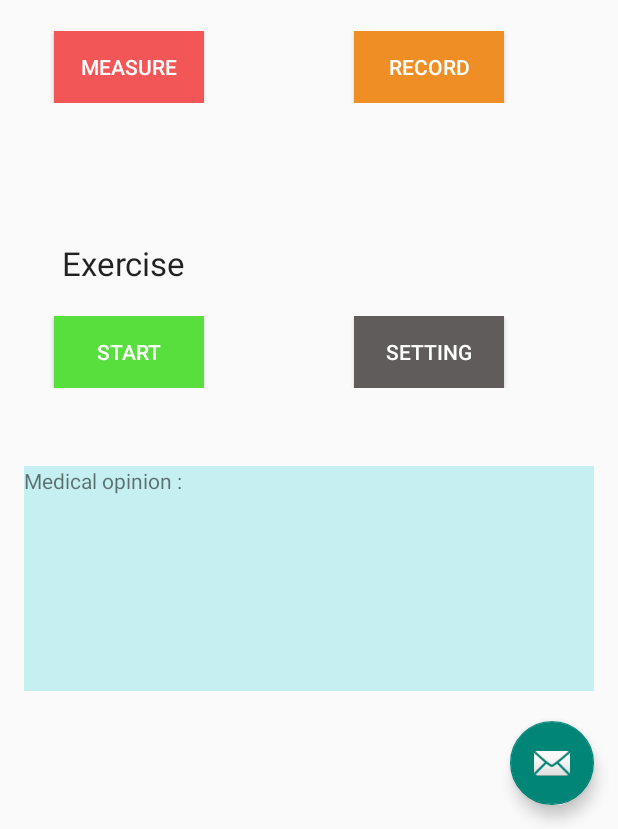
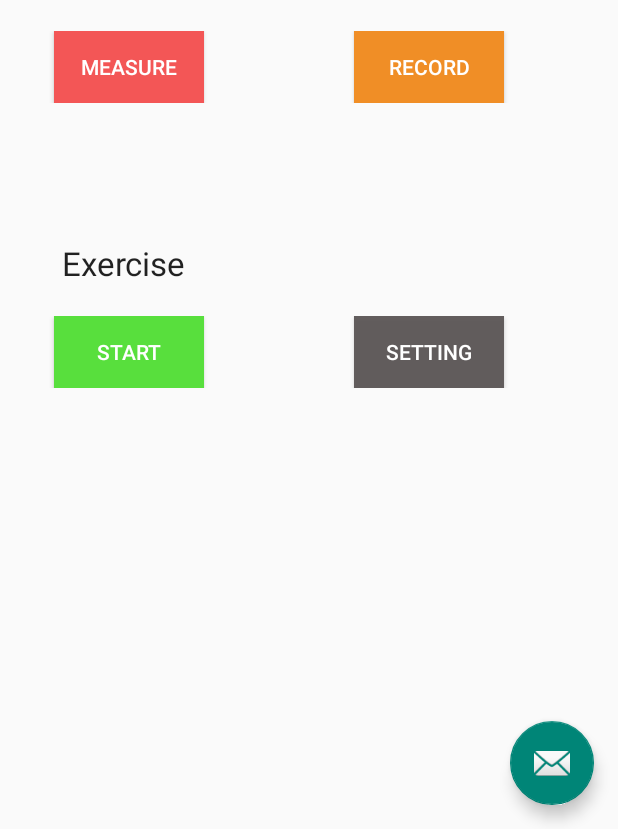
Before and after one commit to Nxenjoy/HeartRateProject, an Android app: the screen it shows after launch (Menu), on a phone screen of 412 x 824 dp, the part 407-1236 px from its top. Run offline under Robolectric (Android 15) with nearby library versions, the phone set to English and light mode, and no system bars; 9 statements that could not run were skipped.

Commit message:
final Project 1
final Project 1

```diff
--- a/HealthCareProject/app/build.gradle
+++ b/HealthCareProject/app/build.gradle
@@ -6,7 +6,7 @@ android {
 
     defaultConfig {
         applicationId "nl.s5630213023.healthcareproject"
-        minSdkVersion 22
+        minSdkVersion 20
         targetSdkVersion 23
         versionCode 1
         versionName "1.0"
@@ -31,7 +31,6 @@ dependencies {
     compile 'com.android.support:support-v4:23.1.1'
     compile 'com.google.android.gms:play-services:8.4.0'
     compile 'com.github.lecho:hellocharts-library:1.5.8@aar'
-
     //chart
     compile files('libs/mpandroidchartlibrary-2-2-4.jar')
     compile files('libs/Pubnub-Android-3.7.3.jar')
--- a/HealthCareProject/app/src/main/java/nl/s5630213023/healthcareproject/HeartRate/EditSetting.java
+++ b/HealthCareProject/app/src/main/java/nl/s5630213023/healthcareproject/HeartRate/EditSetting.java
@@ -45,7 +45,7 @@ public class EditSetting extends AppCompatActivity implements View.OnClickListen
         fab.setOnClickListener(new View.OnClickListener() {
             @Override
             public void onClick(View view) {
-                Snackbar.make(view, "Replace with your own action", Snackbar.LENGTH_LONG)
+                Snackbar.make(view, "Medical opinion : " +"\n"+"\n", Snackbar.LENGTH_LONG)
                         .setAction("Action", null).show();
             }
         });
--- a/HealthCareProject/app/src/main/java/nl/s5630213023/healthcareproject/HeartRate/HeartRate/HeartRate1.java
+++ b/HealthCareProject/app/src/main/java/nl/s5630213023/healthcareproject/HeartRate/HeartRate/HeartRate1.java
@@ -67,7 +67,7 @@ public class HeartRate1 extends Fragment implements View.OnClickListener, OnMapR
         btnMeasure.setOnClickListener(this);
 
         newHeartRate = (TextView) v.findViewById(R.id.newHeartRate);
-        status = (TextView)v.findViewById(R.id.status);
+        status = (TextView) v.findViewById(R.id.status);
         Calendar c = Calendar.getInstance();
         SimpleDateFormat df = new SimpleDateFormat("yyyy-MM-dd HH:mm:ss");
         String formattedDate = df.format(c.getTime());
@@ -112,7 +112,7 @@ public class HeartRate1 extends Fragment implements View.OnClickListener, OnMapR
         }
     }
 
-    private void showHeartRate(){
+    private void showHeartRate() {
         Uri u = Uri.parse("content://HeartRateDB");
         String projs[] = {"heartrate"};
         Cursor c = getActivity().getContentResolver().query(u, projs, null, null, "heartRate_id DESC");
@@ -124,7 +124,6 @@ public class HeartRate1 extends Fragment implements View.OnClickListener, OnMapR
 
         }
     }
-
 
 
     @Override
@@ -164,5 +163,4 @@ public class HeartRate1 extends Fragment implements View.OnClickListener, OnMapR
         googleMap.setBuildingsEnabled(true);
         googleMap.getUiSettings().setZoomControlsEnabled(true);
     }
-
 }
--- a/HealthCareProject/app/src/main/java/nl/s5630213023/healthcareproject/HeartRate/Login.java
+++ b/HealthCareProject/app/src/main/java/nl/s5630213023/healthcareproject/HeartRate/Login.java
@@ -21,7 +21,6 @@ public class Login extends AppCompatActivity implements View.OnClickListener {
     EditText edtPasswordLogin;
     public String password;
     int user_id=0;
-    User user = new User(user_id);
 
     @Override
     protected void onCreate(Bundle savedInstanceState) {
@@ -41,7 +40,7 @@ public class Login extends AppCompatActivity implements View.OnClickListener {
         fab.setOnClickListener(new View.OnClickListener() {
             @Override
             public void onClick(View view) {
-                Snackbar.make(view, "Replace with your own action", Snackbar.LENGTH_LONG)
+                Snackbar.make(view, "Medical opinion : " +"\n"+"\n", Snackbar.LENGTH_LONG)
                         .setAction("Action", null).show();
             }
         });
--- a/HealthCareProject/app/src/main/java/nl/s5630213023/healthcareproject/HeartRate/Menu.java
+++ b/HealthCareProject/app/src/main/java/nl/s5630213023/healthcareproject/HeartRate/Menu.java
@@ -51,12 +51,11 @@ public class Menu extends AppCompatActivity implements View.OnClickListener {
         showHeartRate();
 
         //method
-
         FloatingActionButton fab = (FloatingActionButton) findViewById(R.id.fab);
         fab.setOnClickListener(new View.OnClickListener() {
             @Override
             public void onClick(View view) {
-                Snackbar.make(view, "Replace with your own action", Snackbar.LENGTH_LONG)
+                Snackbar.make(view, "Medical opinion : " +"\n"+"\n", Snackbar.LENGTH_LONG)
                         .setAction("Action", null).show();
             }
         });
--- a/HealthCareProject/app/src/main/java/nl/s5630213023/healthcareproject/HeartRate/Register.java
+++ b/HealthCareProject/app/src/main/java/nl/s5630213023/healthcareproject/HeartRate/Register.java
@@ -40,7 +40,7 @@ public class Register extends AppCompatActivity implements View.OnClickListener
         fab.setOnClickListener(new View.OnClickListener() {
             @Override
             public void onClick(View view) {
-                Snackbar.make(view, "Replace with your own action", Snackbar.LENGTH_LONG)
+                Snackbar.make(view, "Medical opinion : " +"\n"+"\n", Snackbar.LENGTH_LONG)
                         .setAction("Action", null).show();
             }
         });
--- a/HealthCareProject/app/src/main/java/nl/s5630213023/healthcareproject/HeartRate/UserSetting.java
+++ b/HealthCareProject/app/src/main/java/nl/s5630213023/healthcareproject/HeartRate/UserSetting.java
@@ -46,7 +46,7 @@ public class UserSetting extends AppCompatActivity implements View.OnClickListen
         fab.setOnClickListener(new View.OnClickListener() {
             @Override
             public void onClick(View view) {
-                Snackbar.make(view, "Replace with your own action", Snackbar.LENGTH_LONG)
+                Snackbar.make(view, "Medical opinion : " +"\n"+"\n", Snackbar.LENGTH_LONG)
                         .setAction("Action", null).show();
             }
         });
--- a/HealthCareProject/app/src/main/java/nl/s5630213023/healthcareproject/HeartRate/bloodpressure/Record_BloodPressure.java
+++ b/HealthCareProject/app/src/main/java/nl/s5630213023/healthcareproject/HeartRate/bloodpressure/Record_BloodPressure.java
@@ -38,7 +38,7 @@ public class Record_BloodPressure extends AppCompatActivity implements View.OnCl
         fab.setOnClickListener(new View.OnClickListener() {
             @Override
             public void onClick(View view) {
-                Snackbar.make(view, "Replace with your own action", Snackbar.LENGTH_LONG)
+                Snackbar.make(view, "Medical opinion : " +"\n"+"\n", Snackbar.LENGTH_LONG)
                         .setAction("Action", null).show();
             }
         });
--- a/HealthCareProject/app/src/main/java/nl/s5630213023/healthcareproject/HeartRate/exercise/Exercise_MainActivity.java
+++ b/HealthCareProject/app/src/main/java/nl/s5630213023/healthcareproject/HeartRate/exercise/Exercise_MainActivity.java
@@ -45,13 +45,10 @@ public class Exercise_MainActivity extends AppCompatActivity {
         @Override
         public Fragment getItem(int pos) {
             switch (pos) {
-
                 case 0:
                     return Exercise1.newInstance();
-
                 case 1:
                     return Exercise2.newInstance();
-
                 default:
                     return Exercise1.newInstance();
             }
--- a/HealthCareProject/app/src/main/res/layout/content_menu.xml
+++ b/HealthCareProject/app/src/main/res/layout/content_menu.xml
@@ -167,24 +167,5 @@
 
     </LinearLayout>
 
-    <LinearLayout
-        android:layout_width="match_parent"
-        android:layout_height="150dp"
-        android:layout_marginTop="510dp"
-        android:background="#c5eff1">
-
-    <TextView
-        android:layout_width="match_parent"
-        android:layout_height="wrap_content"
-
-        android:text="Medical opinion : "
-        android:id="@+id/opinion"
-        android:layout_alignParentBottom="true"
-        android:layout_marginEnd="79dp"
-        android:autoText="false" />
-    </LinearLayout>
-
-
-
 
 </RelativeLayout>
--- a/HealthCareProject/app/src/main/res/layout/heartrate_fragment1.xml
+++ b/HealthCareProject/app/src/main/res/layout/heartrate_fragment1.xml
@@ -54,12 +54,15 @@
         android:layout_marginBottom="50dp"
         android:layout_marginTop="220dp" />
 
-    <fragment
+    <fragment xmlns:android="http://schemas.android.com/apk/res/android"
+        xmlns:tools="http://schemas.android.com/tools"
+        xmlns:map="http://schemas.android.com/apk/res-auto"
         android:layout_width="350dp"
         android:layout_height="200dp"
         android:id="@+id/Map"
         android:layout_gravity="center"
         android:layout_marginTop="20dp"
+        tools:context="com.iotaconcepts.aurum.MapLocationActivity"
         android:name="com.google.android.gms.maps.SupportMapFragment"/>
 
 </FrameLayout>
--- a/HealthCareProject/mpandroidchartlibrary-2-2-4/build.gradle
+++ /dev/null
@@ -1,2 +0,0 @@
-configurations.create("default")
-artifacts.add("default", file('mpandroidchartlibrary-2-2-4.jar'))
```
Also changed, not shown: HealthCareProject/app/src/main/AndroidManifest.xml (+2 -8 lines), HealthCareProject/app/src/main/java/nl/s5630213023/healthcareproject/HeartRate/HeartRate/HeartRateMonitor.java (+18 -13 lines), HealthCareProject/app/src/main/java/nl/s5630213023/healthcareproject/HeartRate/User.java (deleted, +0 -19 lines), HealthCareProject/app/src/main/java/nl/s5630213023/healthcareproject/HeartRate/exercise/Exercise1.java (+14 -4 lines), 1 other file.
